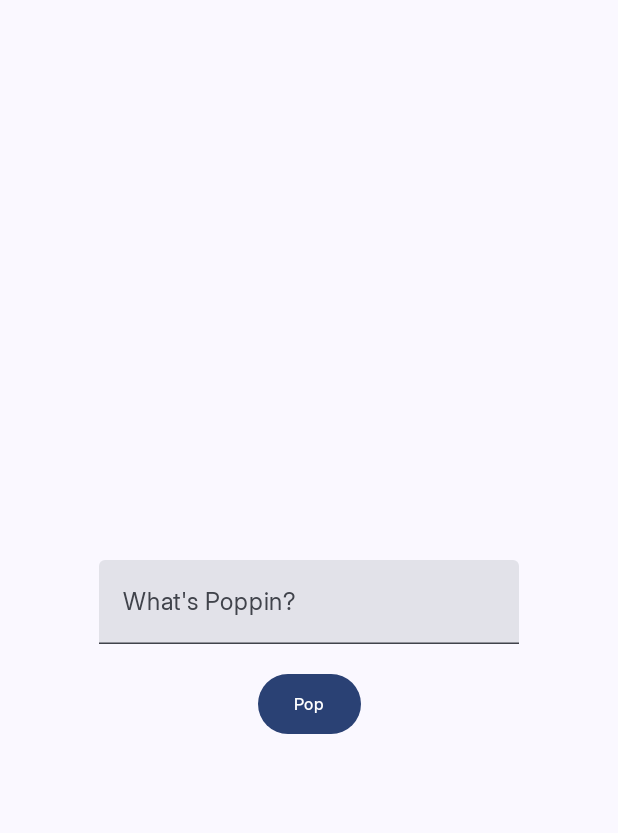
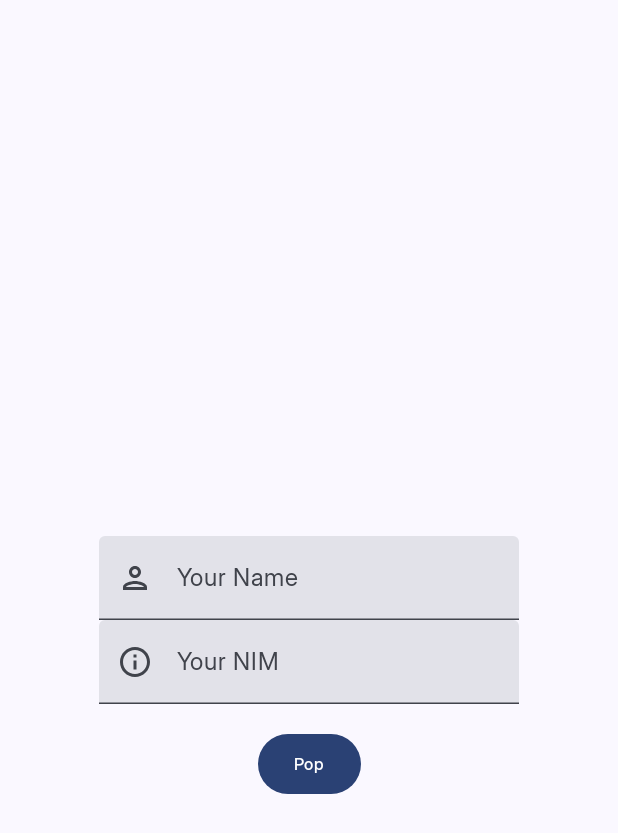
Before and after one commit to rayhanegar/praktikum-papb, an Android app built with Jetpack Compose: the screen it shows after launch (MainActivity), after a tap on "Pop", on a phone screen of 412 x 824 dp. Shown: the top 833 px of the screen. Run offline under Robolectric (Android 15) with nearby library versions, the phone set to English and light mode, and no system bars.

Commit message:
Modified for M3, added icons and NIM

```diff
--- a/app/src/main/java/com/rayhanegar/papbm2/MainActivity.kt
+++ b/app/src/main/java/com/rayhanegar/papbm2/MainActivity.kt
@@ -9,7 +9,11 @@ import androidx.compose.foundation.layout.Spacer
 import androidx.compose.foundation.layout.fillMaxSize
 import androidx.compose.foundation.layout.height
 import androidx.compose.foundation.layout.padding
+import androidx.compose.material.icons.Icons
+import androidx.compose.material.icons.outlined.Info
+import androidx.compose.material.icons.outlined.Person
 import androidx.compose.material3.Button
+import androidx.compose.material3.Icon
 import androidx.compose.material3.MaterialTheme
 import androidx.compose.material3.Surface
 import androidx.compose.material3.Text
@@ -42,8 +46,10 @@ class MainActivity : ComponentActivity() {
 @Composable
 fun MyScreen() {
 
-    var text = remember { mutableStateOf("") }
-    var inputText = remember { mutableStateOf("") }
+    var nameText = remember { mutableStateOf("") }
+    var inputNameText = remember { mutableStateOf("") }
+    var nimText = remember { mutableStateOf("") }
+    var inputNimText = remember { mutableStateOf("") }
 
     Column(
         modifier = Modifier
@@ -52,19 +58,38 @@ fun MyScreen() {
         verticalArrangement = Arrangement.Center,
         horizontalAlignment = Alignment.CenterHorizontally
     ) {
-        Text(text = text.value,
+        Text(text = nameText.value,
             style = MaterialTheme.typography.titleLarge)
+        Text(text = nimText.value,
+            style = MaterialTheme.typography.titleMedium)
         Spacer(modifier = Modifier.height(16.dp))
         TextField(
-            value = inputText.value,
-            onValueChange = { inputText.value = it },  // Updating inputText value
-            label = { Text("What's Poppin?") }
+            value = inputNameText.value,
+            onValueChange = { inputNameText.value = it },
+            label = { Text("Your Name") },
+            leadingIcon = {
+                Icon(Icons.Outlined.Person, contentDescription = "Person icon")
+            }
+        )
+        TextField(
+            value = inputNimText.value,
+            onValueChange = { newValue ->
+                if (newValue.all { it.isDigit() } || newValue.isEmpty()) {
+                    inputNimText.value = newValue
+                }
+            },
+            label = { Text("Your NIM") },
+            leadingIcon = {
+                Icon(Icons.Outlined.Info, contentDescription = "NIM Info icon")
+            }
         )
         Spacer(modifier = Modifier.height(16.dp))
+
         Button(onClick = {
-            text.value = inputText.value  // Assigning inputText value to text on click
-        }) {
-            Text(text = "Pop",
+            nameText.value = inputNameText.value
+            nimText.value = inputNimText.value
+        })
+        { Text(text = "Pop",
                 style = MaterialTheme.typography.labelSmall)
         }
     }
```
Also changed, not shown: 1 other file.
